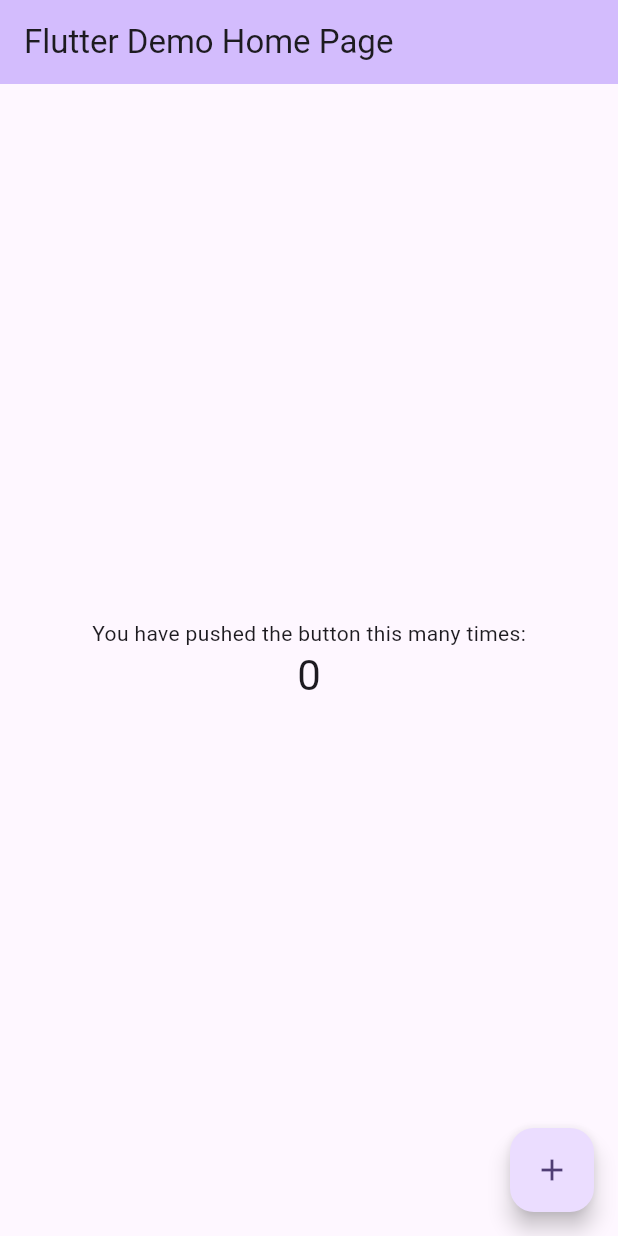
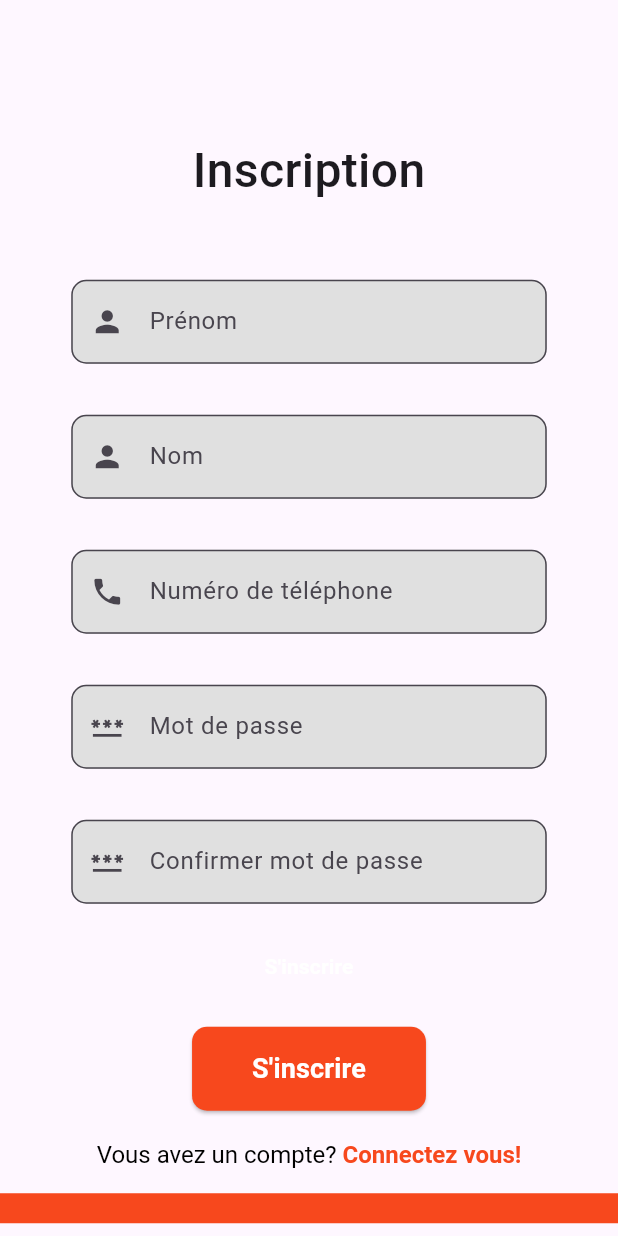
Before and after one commit to mouhamed48-diagne/TERA_REPO, a Flutter app: the screen it shows after launch, on a phone screen of 412 x 824 dp. Run offline on Flutter 3.47's test engine with Material 3 defaults, Android fonts, the light colour scheme and no system bars; Roboto replaces fonts that are missing (Jost).

Commit message:
page inscription

```diff
--- /dev/null
+++ b/lib/inscription.dart
@@ -0,0 +1,244 @@
+// ignore_for_file: prefer_const_constructors, prefer_const_constructors_in_immutables
+
+import 'package:flutter/gestures.dart';
+import 'package:flutter/material.dart';
+
+class Inscription extends StatefulWidget {
+  Inscription({super.key});
+
+  static const IconData phone = IconData(0xe4a2, fontFamily: 'MaterialIcons');
+  static const IconData password =
+      IconData(0xe47a, fontFamily: 'MaterialIcons');
+
+  @override
+  State<Inscription> createState() => _InscriptionState();
+}
+
+class _InscriptionState extends State<Inscription> {
+  @override
+  Widget build(BuildContext context) {
+    return Scaffold(
+      body: Center(
+        child: SingleChildScrollView(
+          child: Column(
+            children: [
+              SizedBox(
+                height: 82,
+              ),
+              Text(
+                "Inscription",
+                style: TextStyle(
+                  fontSize: 32,
+                  fontFamily: "Jost",
+                  fontWeight: FontWeight.w500,
+                ),
+              ),
+              SizedBox(
+                height: 34,
+              ),
+              Center(
+                child: Padding(
+                  padding: EdgeInsets.all(16),
+                  child: SizedBox(
+                    height: 58.0,
+                    width: 317,
+                    child: TextField(
+                      decoration: InputDecoration(
+                        filled: true,
+                        fillColor: Color.fromRGBO(
+                            224, 224, 224, 1), // Background color
+                        prefixIcon: Icon(
+                          Icons.person,
+                          size: 23,
+                        ), // Icon on the left
+                        hintText: 'Prénom', // Placeholder text
+                        border: OutlineInputBorder(
+                          borderRadius: BorderRadius.circular(10.0),
+                          borderSide: BorderSide(
+                            color: Colors.black, // Border color
+                          ),
+                        ),
+                      ),
+                    ),
+                  ),
+                ),
+              ),
+              Center(
+                child: Padding(
+                  padding: EdgeInsets.all(16.0),
+                  child: SizedBox(
+                    height: 58.0,
+                    width: 317,
+                    child: TextField(
+                      decoration: InputDecoration(
+                        filled: true,
+                        fillColor: Color.fromRGBO(
+                            224, 224, 224, 1), // Background color
+                        prefixIcon: Icon(
+                          Icons.person,
+                          size: 23,
+                        ), // Icon on the left
+                        hintText: 'Nom', // Placeholder text
+                        border: OutlineInputBorder(
+                          borderRadius: BorderRadius.circular(10.0),
+                          borderSide: BorderSide(
+                            color: Colors.black, // Border color
+                          ),
+                        ),
+                      ),
+                    ),
+                  ),
+                ),
+              ),
+              Center(
+                child: Padding(
+                  padding: EdgeInsets.all(16.0),
+                  child: SizedBox(
+                    height: 58.0,
+                    width: 317,
+                    child: TextField(
+                      keyboardType: TextInputType.datetime,
+                      decoration: InputDecoration(
+                        filled: true,
+                        fillColor: Color.fromRGBO(
+                            224, 224, 224, 1), // Background color
+                        prefixIcon: Icon(
+                          Icons.phone,
+                          size: 23,
+                        ), // Icon on the left
+                        hintText: 'Numéro de téléphone', // Placeholder text
+                        border: OutlineInputBorder(
+                          borderRadius: BorderRadius.circular(10.0),
+                          borderSide: BorderSide(
+                            color: Colors.black, // Border color
+                          ),
+                        ),
+                      ),
+                    ),
+                  ),
+                ),
+              ),
+              Center(
+                child: Padding(
+                  padding: EdgeInsets.all(16.0),
+                  child: SizedBox(
+                    height: 58.0,
+                    width: 317,
+                    child: TextField(
+                      decoration: InputDecoration(
+                        filled: true,
+                        fillColor: Color.fromRGBO(
+                            224, 224, 224, 1), // Background color
+                        prefixIcon: Icon(
+                          Icons.password,
+                          size: 23,
+                        ), // Icon on the left
+                        hintText: 'Mot de passe', // Placeholder text
+                        border: OutlineInputBorder(
+                          borderRadius: BorderRadius.circular(10.0),
+                          borderSide: BorderSide(
+                            color: Colors.black, // Border color
+                          ),
+                        ),
+                      ),
+                    ),
+                  ),
+                ),
+              ),
+              Center(
+                child: Padding(
+                  padding: EdgeInsets.all(16.0),
+                  child: SizedBox(
+                    height: 58.0,
+                    width: 317,
+                    child: TextField(
+                      decoration: InputDecoration(
+                        filled: true,
+                        fillColor: Color.fromRGBO(
+                            224, 224, 224, 1), // Background color
+                        prefixIcon: Icon(
+                          Icons.password,
+                          size: 23,
+                        ), // Icon on the left
+                        hintText: 'Confirmer mot de passe', // Placeholder text
+                        border: OutlineInputBorder(
+                          borderRadius: BorderRadius.circular(10.0),
+                          borderSide: BorderSide(
+                            color: Colors.black, // Border color
+                          ),
+                        ),
+                      ),
+                    ),
+                  ),
+                ),
+              ),
+              TextButton(
+                onPressed: () => {},
+                child: Text(
+                  "S'inscrire",
+                  style: TextStyle(
+                      color: Colors.white, fontWeight: FontWeight.bold),
+                ),
+              ),
+              // Container(),
+              Padding(
+                padding: const EdgeInsets.all(16.0),
+                child: Column(
+                  children: [
+                    ElevatedButton(
+                      onPressed: () {
+                        // Handle the button press
+                      },
+                      style: ElevatedButton.styleFrom(
+                        backgroundColor: Color.fromRGBO(247, 72, 29, 1),
+                        iconColor: Colors.orange, // Background color
+                        padding:
+                            EdgeInsets.symmetric(horizontal: 40, vertical: 15),
+                        shape: RoundedRectangleBorder(
+                          borderRadius:
+                              BorderRadius.circular(10), // Rounded corners
+                        ),
+                      ),
+                      child: Text(
+                        "S'inscrire",
+                        style: TextStyle(
+                          fontSize: 18,
+                          color: Colors.white,
+                          fontWeight: FontWeight.bold,
+                        ),
+                      ),
+                    ),
+                    SizedBox(height: 20),
+                    RichText(
+                      text: TextSpan(
+                        text: "Vous avez un compte? ",
+                        style: TextStyle(color: Colors.black, fontSize: 16),
+                        children: [
+                          TextSpan(
+                            text: "Connectez vous!",
+                            style: TextStyle(
+                              color: Color.fromRGBO(247, 72, 29, 1),
+                              fontWeight: FontWeight.bold,
+                            ),
+                            recognizer: TapGestureRecognizer()..onTap = () {},
+                          ),
+                        ],
+                      ),
+                    ),
+                  ],
+                ),
+              ),
+              Align(
+                alignment: Alignment.bottomCenter,
+                child: Container(
+                  height: 20,
+                  color: Color.fromRGBO(247, 72, 29, 1),
+                ),
+              ),
+            ],
+          ),
+        ),
+      ),
+    );
+  }
+}
--- a/lib/main.dart
+++ b/lib/main.dart
@@ -1,4 +1,5 @@
 import 'package:flutter/material.dart';
+import 'package:tera/inscription.dart';
 
 void main() {
   runApp(const MyApp());
@@ -31,7 +32,7 @@
         colorScheme: ColorScheme.fromSeed(seedColor: Colors.deepPurple),
         useMaterial3: true,
       ),
-      home: const MyHomePage(title: 'Flutter Demo Home Page'),
+      home: Inscription(),
     );
   }
 }
```
Also changed, not shown: lib/login_screen.dart (added, +164 -0 lines), login_screen.dart (deleted, +0 -164 lines).
